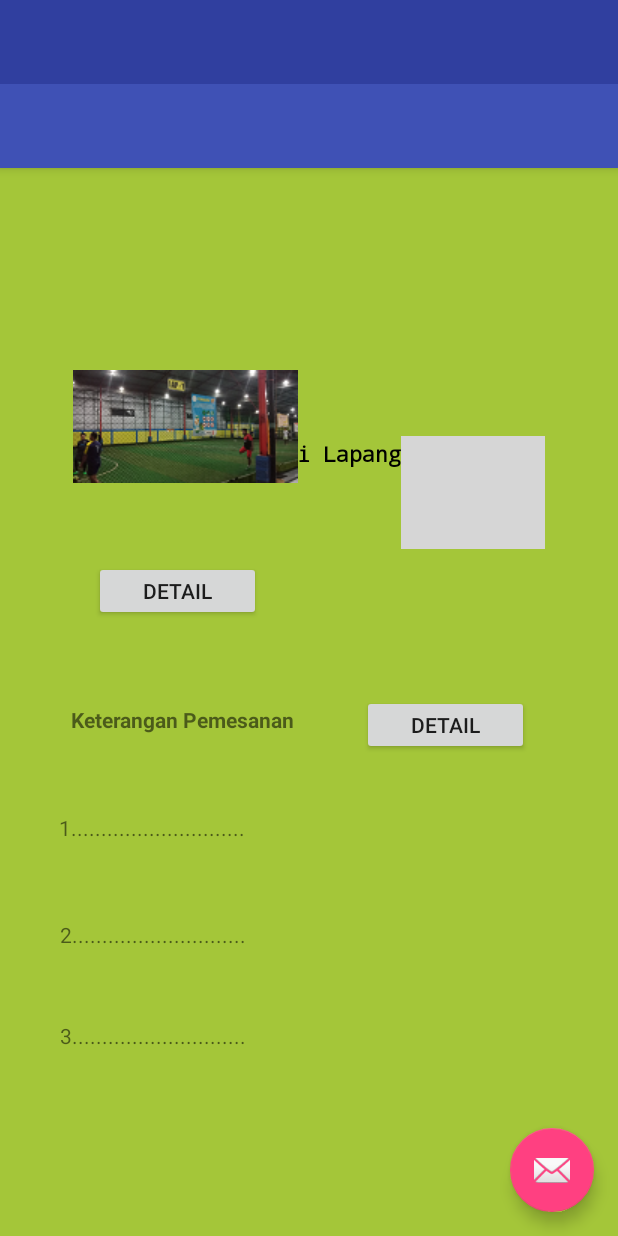
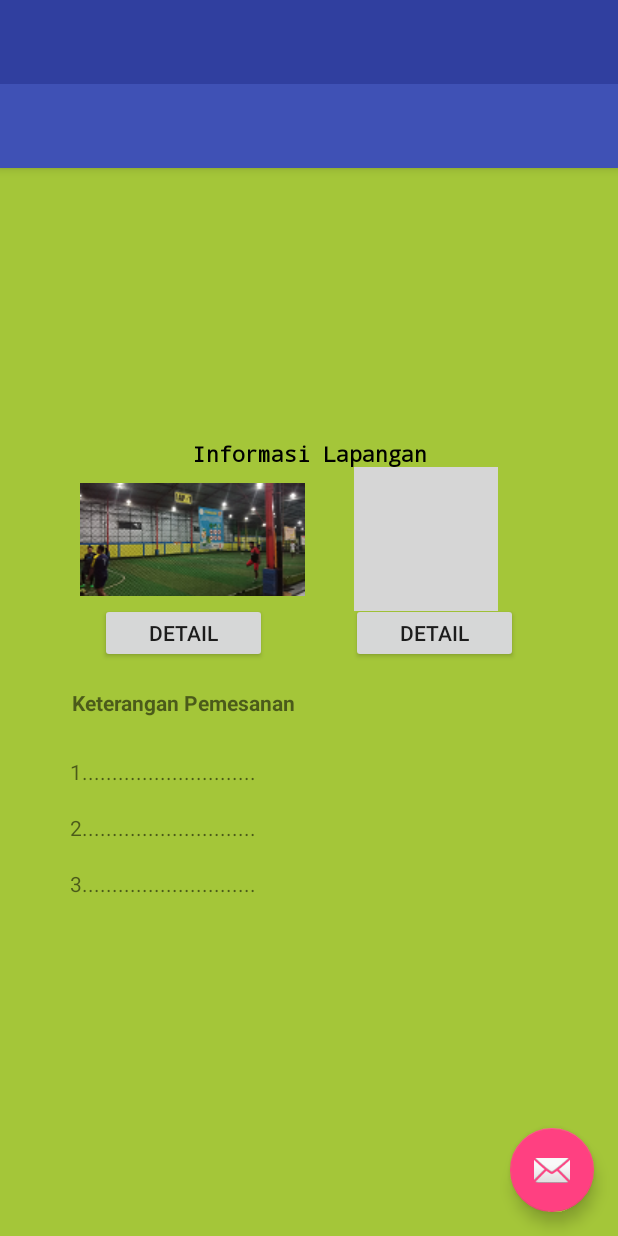
Before and after one commit to Pandaw-5/zonaFutsal, an Android app: the layout activity_tampilan_klik_detail_lapangan.xml on its own in the app's theme, with its tools: preview values and no code run, on a phone screen of 412 x 824 dp. Run offline under Robolectric (Android 15) with nearby library versions, the phone set to English and light mode, and no system bars; grey boxes are pictures that could not be loaded.

```diff
--- a/ZONAFUTSAL/app/src/main/java/com/example/andre/zonafutsal/MainActivity.java
+++ b/ZONAFUTSAL/app/src/main/java/com/example/andre/zonafutsal/MainActivity.java
@@ -8,7 +8,8 @@ import android.widget.Button;
 
 public class MainActivity extends AppCompatActivity {
     public Button button4;
-    public Button button10;
+    public Button button5;
+    public Button button6;
 
     @Override
     protected void onCreate(Bundle savedInstanceState) {
@@ -23,5 +24,23 @@ public class MainActivity extends AppCompatActivity {
                 startActivity(Intent);
             }
         });
+
+        button5 = (Button) findViewById(R.id.button5);
+        button5.setOnClickListener(new View.OnClickListener() {
+            @Override
+            public void onClick(View view) {
+                Intent Intent = new Intent(MainActivity.this, TampilanKlikDetailLapangan.class);
+                startActivity(Intent);
+            }
+        });
+
+        button6 = (Button) findViewById(R.id.button6);
+        button6.setOnClickListener(new View.OnClickListener() {
+            @Override
+            public void onClick(View view) {
+                Intent Intent = new Intent(MainActivity.this, TampilanButtonDetailLapangan.class);
+                startActivity(Intent);
+            }
+        });
     }
 }
--- a/ZONAFUTSAL/app/src/main/java/com/example/andre/zonafutsal/TampilanKlikButtonDetail.java
+++ b/ZONAFUTSAL/app/src/main/java/com/example/andre/zonafutsal/TampilanKlikDetailLapangan.java
@@ -1,5 +1,4 @@
 package com.example.andre.zonafutsal;
-
 
 import android.os.Bundle;
 import android.support.design.widget.FloatingActionButton;
@@ -14,13 +13,13 @@ import android.support.v7.widget.Toolbar;
 import android.view.Menu;
 import android.view.MenuItem;
 
-public class TampilanKlikButtonDetail extends AppCompatActivity
+public class TampilanKlikDetailLapangan extends AppCompatActivity
         implements NavigationView.OnNavigationItemSelectedListener {
 
     @Override
     protected void onCreate(Bundle savedInstanceState) {
         super.onCreate(savedInstanceState);
-        setContentView(R.layout.activity_tampilan_klik_button_detail);
+        setContentView(R.layout.activity_tampilan_klik_detail_lapangan);
         Toolbar toolbar = (Toolbar) findViewById(R.id.toolbar);
         setSupportActionBar(toolbar);
 
@@ -56,7 +55,7 @@ public class TampilanKlikButtonDetail extends AppCompatActivity
     @Override
     public boolean onCreateOptionsMenu(Menu menu) {
         // Inflate the menu; this adds items to the action bar if it is present.
-        getMenuInflater().inflate(R.menu.tampilan_klik_button_detail, menu);
+        getMenuInflater().inflate(R.menu.tampilan_klik_detail_lapangan, menu);
         return true;
     }
 
--- a/ZONAFUTSAL/app/src/main/res/layout/activity_main.xml
+++ b/ZONAFUTSAL/app/src/main/res/layout/activity_main.xml
@@ -23,4 +23,38 @@
         app:layout_constraintStart_toStartOf="parent"
         app:layout_constraintTop_toTopOf="parent" />
 
+    <Button
+        android:id="@+id/button5"
+        android:layout_width="wrap_content"
+        android:layout_height="wrap_content"
+        android:layout_marginBottom="300dp"
+        android:layout_marginEnd="8dp"
+        android:layout_marginLeft="8dp"
+        android:layout_marginRight="8dp"
+        android:layout_marginStart="8dp"
+        android:layout_marginTop="8dp"
+        android:text="ButtonDetail"
+        app:layout_constraintBottom_toBottomOf="parent"
+        app:layout_constraintEnd_toEndOf="parent"
+        app:layout_constraintStart_toStartOf="parent"
+        app:layout_constraintTop_toTopOf="parent"
+        tools:ignore="MissingConstraints" />
+
+    <Button
+        android:id="@+id/button6"
+        android:layout_width="wrap_content"
+        android:layout_height="wrap_content"
+        android:layout_marginBottom="8dp"
+        android:layout_marginEnd="8dp"
+        android:layout_marginLeft="8dp"
+        android:layout_marginRight="8dp"
+        android:layout_marginStart="8dp"
+        android:layout_marginTop="300dp"
+        android:text="KlikButton"
+        app:layout_constraintBottom_toBottomOf="parent"
+        app:layout_constraintEnd_toEndOf="parent"
+        app:layout_constraintStart_toStartOf="parent"
+        app:layout_constraintTop_toTopOf="parent"
+        tools:ignore="MissingConstraints" />
+
 </android.support.constraint.ConstraintLayout>
--- a/ZONAFUTSAL/app/src/main/res/layout/activity_tampilan_klik_button_detail.xml
+++ b/ZONAFUTSAL/app/src/main/res/layout/activity_tampilan_klik_detail_lapangan.xml
@@ -9,7 +9,7 @@
     tools:openDrawer="start">
 
     <include
-        layout="@layout/app_bar_tampilan_klik_button_detail"
+        layout="@layout/app_bar_tampilan_klik_detail_lapangan"
         android:layout_width="match_parent"
         android:layout_height="match_parent" />
 
@@ -19,7 +19,7 @@
         android:layout_height="match_parent"
         android:layout_gravity="start"
         android:fitsSystemWindows="true"
-        app:headerLayout="@layout/nav_header_tampilan_klik_button_detail"
-        app:menu="@menu/activity_tampilan_klik_button_detail_drawer" />
+        app:headerLayout="@layout/nav_header_tampilan_klik_detail_lapangan"
+        app:menu="@menu/activity_tampilan_klik_detail_lapangan_drawer" />
 
 </android.support.v4.widget.DrawerLayout>
--- a/ZONAFUTSAL/app/src/main/res/layout/app_bar_tampilan_klik_button_detail.xml
+++ b/ZONAFUTSAL/app/src/main/res/layout/app_bar_tampilan_klik_detail_lapangan.xml
@@ -4,7 +4,7 @@
     xmlns:tools="http://schemas.android.com/tools"
     android:layout_width="match_parent"
     android:layout_height="match_parent"
-    tools:context=".TampilanKlikButtonDetail">
+    tools:context=".TampilanKlikDetailLapangan">
 
     <android.support.design.widget.AppBarLayout
         android:layout_width="match_parent"
@@ -20,7 +20,7 @@
 
     </android.support.design.widget.AppBarLayout>
 
-    <include layout="@layout/content_tampilan_klik_button_detail" />
+    <include layout="@layout/content_tampilan_klik_detail_lapangan" />
 
     <android.support.design.widget.FloatingActionButton
         android:id="@+id/fab"
--- a/ZONAFUTSAL/app/src/main/res/layout/content_tampilan_klik_button_detail.xml
+++ b/ZONAFUTSAL/app/src/main/res/layout/content_tampilan_klik_detail_lapangan.xml
@@ -6,8 +6,9 @@
     android:layout_height="match_parent"
     android:background="#A4C639"
     app:layout_behavior="@string/appbar_scrolling_view_behavior"
-    tools:context=".TampilanKlikButtonDetail"
-    tools:showIn="@layout/app_bar_tampilan_klik_button_detail">
+    tools:context=".TampilanKlikDetailLapangan"
+    tools:layout_editor_absoluteY="81dp"
+    tools:showIn="@layout/app_bar_tampilan_klik_detail_lapangan">
 
     <TextView
         android:id="@+id/textView"
@@ -31,134 +32,133 @@
         android:id="@+id/button"
         android:layout_width="111dp"
         android:layout_height="40dp"
-        android:layout_marginBottom="9dp"
-        android:layout_marginEnd="42dp"
-        android:layout_marginLeft="45dp"
-        android:layout_marginRight="42dp"
-        android:layout_marginStart="45dp"
-        android:layout_marginTop="5dp"
+        android:layout_marginBottom="100dp"
+        android:layout_marginEnd="175dp"
+        android:layout_marginLeft="8dp"
+        android:layout_marginRight="175dp"
+        android:layout_marginStart="8dp"
+        android:layout_marginTop="8dp"
         android:text="Detail"
-        app:layout_constraintBottom_toTopOf="@+id/textView3"
-        app:layout_constraintEnd_toStartOf="@+id/button2"
+        app:layout_constraintBottom_toBottomOf="parent"
+        app:layout_constraintEnd_toEndOf="parent"
         app:layout_constraintStart_toStartOf="parent"
-        app:layout_constraintTop_toBottomOf="@+id/imageView6"
+        app:layout_constraintTop_toTopOf="parent"
         tools:ignore="MissingConstraints" />
 
     <Button
         android:id="@+id/button2"
         android:layout_width="111dp"
         android:layout_height="40dp"
-        android:layout_marginBottom="243dp"
-        android:layout_marginEnd="42dp"
-        android:layout_marginLeft="8dp"
-        android:layout_marginRight="42dp"
-        android:layout_marginStart="8dp"
-        android:layout_marginTop="12dp"
+        android:layout_marginBottom="100dp"
+        android:layout_marginEnd="8dp"
+        android:layout_marginLeft="175dp"
+        android:layout_marginRight="8dp"
+        android:layout_marginStart="175dp"
+        android:layout_marginTop="8dp"
         android:text="Detail"
         app:layout_constraintBottom_toBottomOf="parent"
         app:layout_constraintEnd_toEndOf="parent"
-        app:layout_constraintStart_toEndOf="@+id/button"
-        app:layout_constraintTop_toBottomOf="@+id/imageView7"
+        app:layout_constraintStart_toStartOf="parent"
+        app:layout_constraintTop_toTopOf="parent"
         tools:ignore="MissingConstraints" />
 
     <TextView
         android:id="@+id/textView3"
         android:layout_width="wrap_content"
         android:layout_height="wrap_content"
-        android:layout_marginBottom="10dp"
-        android:layout_marginEnd="201dp"
-        android:layout_marginLeft="33dp"
-        android:layout_marginRight="201dp"
-        android:layout_marginStart="33dp"
-        android:layout_marginTop="14dp"
+        android:layout_marginBottom="8dp"
+        android:layout_marginEnd="175dp"
+        android:layout_marginLeft="8dp"
+        android:layout_marginRight="175dp"
+        android:layout_marginStart="8dp"
+        android:layout_marginTop="8dp"
         android:text="Keterangan Pemesanan"
         android:textStyle="bold"
-        app:layout_constraintBottom_toTopOf="@+id/textView8"
+        app:layout_constraintBottom_toBottomOf="parent"
         app:layout_constraintEnd_toEndOf="parent"
         app:layout_constraintStart_toStartOf="parent"
-        app:layout_constraintTop_toBottomOf="@+id/button"
+        app:layout_constraintTop_toTopOf="parent"
         tools:ignore="MissingConstraints" />
 
     <TextView
         android:id="@+id/textView7"
         android:layout_width="wrap_content"
         android:layout_height="wrap_content"
-        android:layout_marginBottom="91dp"
-        android:layout_marginEnd="241dp"
-        android:layout_marginLeft="33dp"
-        android:layout_marginRight="241dp"
-        android:layout_marginStart="33dp"
-        android:layout_marginTop="5dp"
+        android:layout_marginBottom="8dp"
+        android:layout_marginEnd="215dp"
+        android:layout_marginLeft="20dp"
+        android:layout_marginRight="215dp"
+        android:layout_marginStart="20dp"
+        android:layout_marginTop="250dp"
         android:text="3............................."
         app:layout_constraintBottom_toBottomOf="parent"
         app:layout_constraintEnd_toEndOf="parent"
         app:layout_constraintStart_toStartOf="parent"
-        app:layout_constraintTop_toBottomOf="@+id/textView9" />
+        app:layout_constraintTop_toTopOf="parent" />
 
     <TextView
         android:id="@+id/textView9"
         android:layout_width="wrap_content"
         android:layout_height="wrap_content"
-        android:layout_marginBottom="10dp"
-        android:layout_marginEnd="241dp"
-        android:layout_marginLeft="33dp"
-        android:layout_marginRight="241dp"
-        android:layout_marginStart="33dp"
-        android:layout_marginTop="7dp"
+        android:layout_marginBottom="8dp"
+        android:layout_marginEnd="215dp"
+        android:layout_marginLeft="20dp"
+        android:layout_marginRight="215dp"
+        android:layout_marginStart="20dp"
+        android:layout_marginTop="175dp"
         android:text="2............................."
-        app:layout_constraintBottom_toTopOf="@+id/textView7"
+        app:layout_constraintBottom_toBottomOf="parent"
         app:layout_constraintEnd_toEndOf="parent"
         app:layout_constraintStart_toStartOf="parent"
-        app:layout_constraintTop_toBottomOf="@+id/textView8" />
+        app:layout_constraintTop_toTopOf="parent" />
 
     <TextView
         android:id="@+id/textView8"
         android:layout_width="wrap_content"
         android:layout_height="wrap_content"
-        android:layout_marginBottom="12dp"
-        android:layout_marginEnd="242dp"
-        android:layout_marginLeft="32dp"
-        android:layout_marginRight="242dp"
-        android:layout_marginStart="32dp"
-        android:layout_marginTop="9dp"
+        android:layout_marginBottom="8dp"
+        android:layout_marginEnd="215dp"
+        android:layout_marginLeft="20dp"
+        android:layout_marginRight="215dp"
+        android:layout_marginStart="20dp"
+        android:layout_marginTop="100dp"
         android:text="1............................."
-        app:layout_constraintBottom_toTopOf="@+id/textView9"
+        app:layout_constraintBottom_toBottomOf="parent"
         app:layout_constraintEnd_toEndOf="parent"
         app:layout_constraintStart_toStartOf="parent"
-        app:layout_constraintTop_toBottomOf="@+id/textView3" />
+        app:layout_constraintTop_toTopOf="parent" />
 
     <ImageView
         android:id="@+id/imageView6"
         android:layout_width="wrap_content"
         android:layout_height="wrap_content"
-        android:layout_marginBottom="14dp"
-        android:layout_marginEnd="10dp"
-        android:layout_marginLeft="10dp"
-        android:layout_marginRight="10dp"
-        android:layout_marginStart="10dp"
-        android:layout_marginTop="102dp"
-        app:layout_constraintBottom_toTopOf="@+id/button"
-        app:layout_constraintEnd_toStartOf="@+id/imageView7"
+        android:layout_marginBottom="225dp"
+        android:layout_marginEnd="175dp"
+        android:layout_marginLeft="20dp"
+        android:layout_marginRight="175dp"
+        android:layout_marginStart="20dp"
+        android:layout_marginTop="8dp"
+        app:layout_constraintBottom_toBottomOf="parent"
+        app:layout_constraintEnd_toEndOf="parent"
         app:layout_constraintStart_toStartOf="parent"
         app:layout_constraintTop_toTopOf="parent"
         app:srcCompat="@drawable/lap1"
         tools:ignore="MissingConstraints" />
 
     <ImageView
-        android:id="@+id/imageView7"
+        android:id="@+id/imageView4"
         android:layout_width="wrap_content"
-        android:layout_height="75dp"
-        android:layout_marginBottom="8dp"
-        android:layout_marginEnd="10dp"
-        android:layout_marginLeft="20dp"
-        android:layout_marginRight="10dp"
-        android:layout_marginStart="20dp"
-        android:layout_marginTop="101dp"
-        app:layout_constraintBottom_toTopOf="@+id/button2"
+        android:layout_height="wrap_content"
+        android:layout_marginBottom="225dp"
+        android:layout_marginEnd="20dp"
+        android:layout_marginLeft="175dp"
+        android:layout_marginRight="20dp"
+        android:layout_marginStart="175dp"
+        android:layout_marginTop="8dp"
+        app:layout_constraintBottom_toBottomOf="parent"
         app:layout_constraintEnd_toEndOf="parent"
-        app:layout_constraintStart_toEndOf="@+id/imageView6"
+        app:layout_constraintStart_toStartOf="parent"
         app:layout_constraintTop_toTopOf="parent"
-        app:layout_constraintVertical_bias="0.927"
-        app:srcCompat="@drawable/lap4" />
+        app:srcCompat="@drawable/lap2" />
 
 </android.support.constraint.ConstraintLayout>
--- /dev/null
+++ b/ZONAFUTSAL/app/src/main/res/menu/tampilan_klik_detail_lapangan.xml
@@ -0,0 +1,9 @@
+<?xml version="1.0" encoding="utf-8"?>
+<menu xmlns:android="http://schemas.android.com/apk/res/android"
+    xmlns:app="http://schemas.android.com/apk/res-auto">
+    <item
+        android:id="@+id/action_settings"
+        android:orderInCategory="100"
+        android:title="@string/action_settings"
+        app:showAsAction="never" />
+</menu>
--- a/ZONAFUTSAL/app/src/main/res/values/strings.xml
+++ b/ZONAFUTSAL/app/src/main/res/values/strings.xml
@@ -16,7 +16,8 @@
     <string name="action_settings">Settings</string>
     <string name="title_activity_tampilan_klik_button_detail">TampilanKlikButtonDetail</string>
     <string name="title_activity_hgdhx">hgdhx</string>
-=======
+    =======
     <string name="title_activity_menu_aktivity">MenuAktivity</string>
     <string name="menuuser">MenuUser</string>
+    <string name="title_activity_tampilan_klik_detail_lapangan">TampilanKlikDetailLapangan</string>
 </resources>
```
Also changed, not shown: ZONAFUTSAL/app/src/main/AndroidManifest.xml (+7 -4 lines), ZONAFUTSAL/app/src/main/res/layout/nav_header_tampilan_klik_detail_lapangan.xml (renamed from ZONAFUTSAL/app/src/main/res/layout/nav_header_tampilan_klik_button_detail.xml), ZONAFUTSAL/app/src/main/res/menu/activity_tampilan_klik_detail_lapangan_drawer.xml (renamed from ZONAFUTSAL/app/src/main/res/menu/activity_tampilan_klik_button_detail_drawer.xml), 1 other file.
